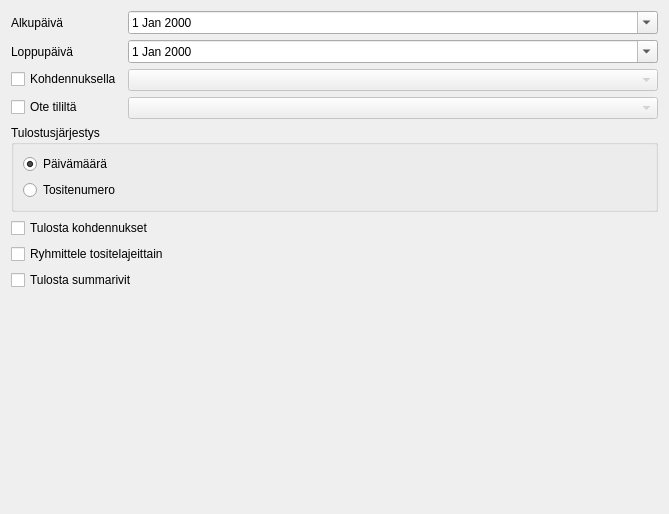
Before: the Qt Designer form kitupiikki/raportti/paivakirja.ui in artoh/kitupiikki, drawn with Qt 5.
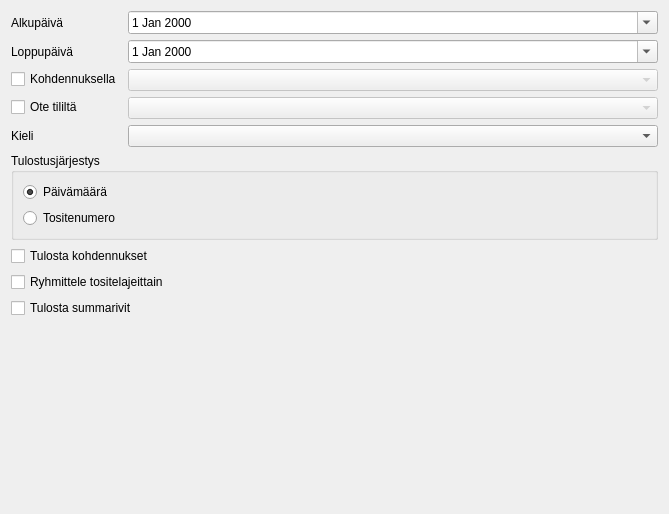
After: the same form once the commit is applied. Icons and pictures are not drawn. Custom widgets are drawn as their Qt base class.

Diff of the .ui file:
```diff
--- a/kitupiikki/raportti/paivakirja.ui
+++ b/kitupiikki/raportti/paivakirja.ui
@@ -86,6 +86,16 @@
        </property>
       </widget>
      </item>
+     <item row="4" column="0">
+      <widget class="QLabel" name="label_3">
+       <property name="text">
+        <string>Kieli</string>
+       </property>
+      </widget>
+     </item>
+     <item row="4" column="1">
+      <widget class="QComboBox" name="kieliCombo"/>
+     </item>
     </layout>
    </item>
    <item>
```
